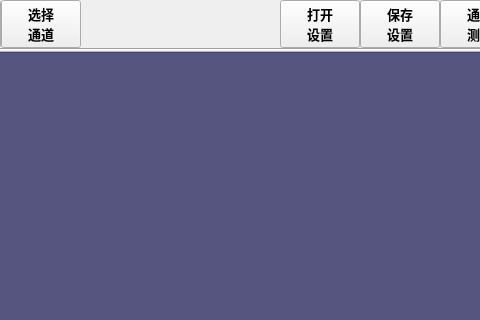
Old version of the form MulitChannalBox/clsMultiChannaeBox.ui in the repository caicaiking/WKEFactoryView2014; both pictures show x 159 to 639 and y 0 to 320 of the 759 by 698 pixel window.
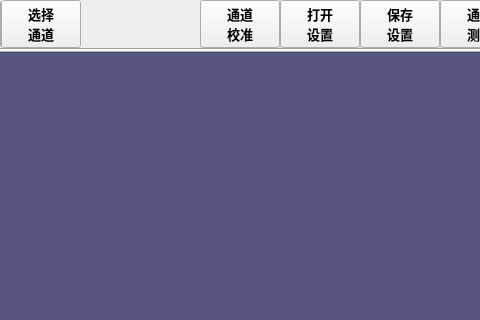
New version of the form. Icons and pictures are not drawn.

Commit message: 添加了校准的界面

Diff of the .ui file:
```diff
--- a/MulitChannalBox/clsMultiChannaeBox.ui
+++ b/MulitChannalBox/clsMultiChannaeBox.ui
@@ -148,6 +148,38 @@
         </property>
        </spacer>
       </item>
+      <item>
+       <widget class="QPushButton" name="btnChannalCal">
+        <property name="minimumSize">
+         <size>
+          <width>0</width>
+          <height>40</height>
+         </size>
+        </property>
+        <property name="font">
+         <font>
+          <family>楷体</family>
+          <pointsize>10</pointsize>
+          <weight>75</weight>
+          <bold>true</bold>
+         </font>
+        </property>
+        <property name="text">
+         <string>通道
+校准</string>
+        </property>
+        <property name="icon">
+         <iconset>
+          <normaloff>:/Icons/advance.png</normaloff>:/Icons/advance.png</iconset>
+        </property>
+        <property name="iconSize">
+         <size>
+          <width>20</width>
+          <height>20</height>
+         </size>
+        </property>
+       </widget>
+      </item>
       <item>
        <widget class="QPushButton" name="btnOpenSettingFile">
         <property name="minimumSize">
```
Left out of the diff: 22 changed lines with no effect on the pictures. The commit also changes 11 other files.
